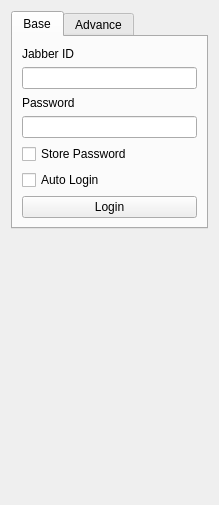
Before: the Qt Designer form app/LoginWidget.ui in chloerei/qtalk, drawn with Qt 5.
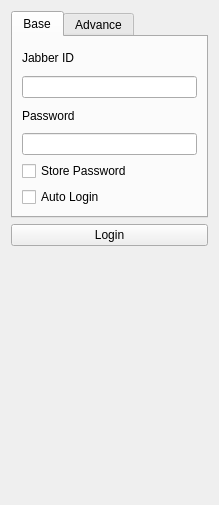
After: the same form once the commit is applied.

Commit message: move Loginwidget button.

Patch:
```diff
--- a/app/LoginWidget.ui
+++ b/app/LoginWidget.ui
@@ -61,16 +61,6 @@
          </property>
         </widget>
        </item>
-       <item row="6" column="0" colspan="2">
-        <widget class="QPushButton" name="loginButton">
-         <property name="text">
-          <string>Login</string>
-         </property>
-         <property name="shortcut">
-          <string>Return</string>
-         </property>
-        </widget>
-       </item>
        <item row="5" column="0">
         <widget class="QCheckBox" name="autoLoginCheckBox">
          <property name="text">
@@ -159,6 +149,16 @@
      </widget>
     </widget>
    </item>
+   <item>
+    <widget class="QPushButton" name="loginButton">
+     <property name="text">
+      <string>Login</string>
+     </property>
+     <property name="shortcut">
+      <string>Return</string>
+     </property>
+    </widget>
+   </item>
    <item>
     <widget class="QLabel" name="stateLabel">
      <property name="text">
```
The commit also changes 1 other file.
